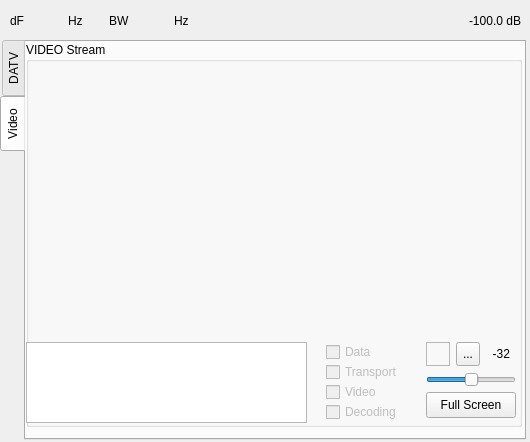
Old version of the form plugins/channelrx/demoddatv/datvdemodgui.ui in the repository f4exb/sdrangel.
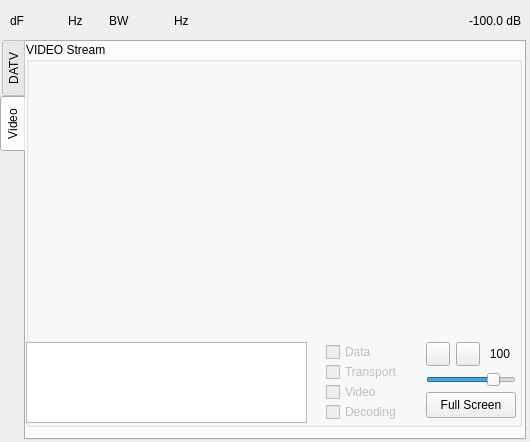
New version of the form. The open tabs and pages were chosen to show the change. Icons and pictures are not drawn. Custom widgets are drawn as their Qt base class.

Commit message: DATV demod: implemented audio and video mute. Corrected audio volume

```diff
--- a/plugins/channelrx/demoddatv/datvdemodgui.ui
+++ b/plugins/channelrx/demoddatv/datvdemodgui.ui
@@ -913,34 +913,15 @@
        <string>Audio mute (right click: Audio select)</string>
       </property>
       <property name="text">
-       <string>...</string>
+       <string/>
       </property>
       <property name="icon">
        <iconset resource="../../../sdrgui/resources/res.qrc">
         <normaloff>:/sound_on.png</normaloff>
         <normalon>:/sound_off.png</normalon>:/sound_on.png</iconset>
       </property>
-     </widget>
-     <widget class="QLabel" name="videoPlay">
-      <property name="geometry">
-       <rect>
-        <x>400</x>
-        <y>300</y>
-        <width>24</width>
-        <height>24</height>
-       </rect>
-      </property>
-      <property name="toolTip">
-       <string>Video play indicator</string>
-      </property>
-      <property name="frameShape">
-       <enum>QFrame::StyledPanel</enum>
-      </property>
-      <property name="frameShadow">
-       <enum>QFrame::Plain</enum>
-      </property>
-      <property name="text">
-       <string/>
+      <property name="checkable">
+       <bool>true</bool>
       </property>
      </widget>
      <widget class="QSlider" name="audioVolume">
@@ -956,14 +937,17 @@
        <string>Audio volume control</string>
       </property>
       <property name="minimum">
-       <number>-32</number>
+       <number>0</number>
       </property>
       <property name="maximum">
-       <number>32</number>
+       <number>100</number>
       </property>
       <property name="pageStep">
        <number>1</number>
       </property>
+      <property name="value">
+       <number>80</number>
+      </property>
       <property name="orientation">
        <enum>Qt::Horizontal</enum>
       </property>
@@ -981,12 +965,36 @@
        <string>Audio volume</string>
       </property>
       <property name="text">
-       <string>-32</string>
+       <string>100</string>
       </property>
       <property name="alignment">
        <set>Qt::AlignRight|Qt::AlignTrailing|Qt::AlignVCenter</set>
       </property>
      </widget>
+     <widget class="QToolButton" name="videoMute">
+      <property name="geometry">
+       <rect>
+        <x>400</x>
+        <y>300</y>
+        <width>24</width>
+        <height>24</height>
+       </rect>
+      </property>
+      <property name="toolTip">
+       <string>Video mute</string>
+      </property>
+      <property name="text">
+       <string/>
+      </property>
+      <property name="icon">
+       <iconset resource="../../../sdrgui/resources/res.qrc">
+        <normaloff>:/film.png</normaloff>
+        <normalon>:/no_film.png</normalon>:/film.png</iconset>
+      </property>
+      <property name="checkable">
+       <bool>true</bool>
+      </property>
+     </widget>
     </widget>
    </widget>
   </widget>
```
Left out of the diff: 2 changed lines with no effect on the pictures. The commit also changes 10 other files.
